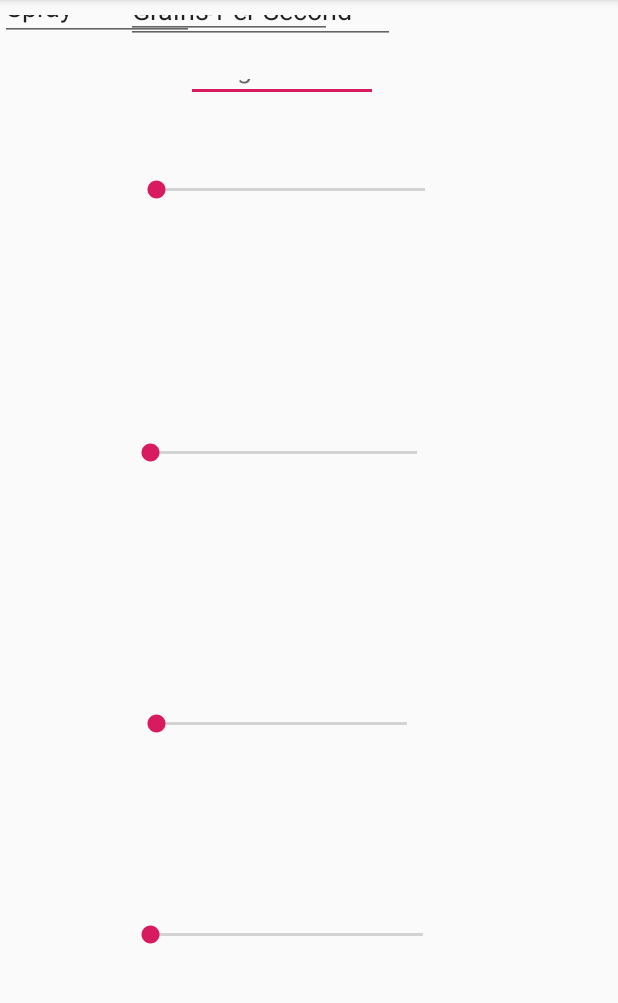
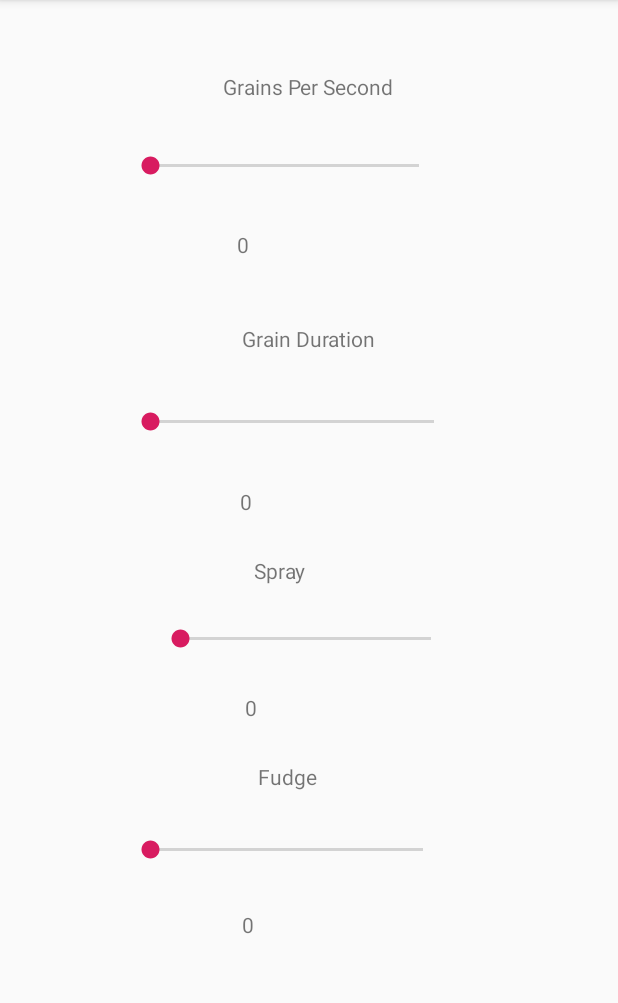
Before and after one commit to sideb0ard/GrannyNorman, an Android app: the screen it shows after launch (MainActivity), on a phone screen of 412 x 824 dp, the part 84-1087 px from its top. Run offline under Robolectric (Android 15) with nearby library versions, the phone set to English and light mode, and no system bars; 2 statements that could not run were skipped.

Commit message:
Starting with a UI

```diff
--- a/app/src/main/java/com/theb0ardside/grannynorman/MainActivity.java
+++ b/app/src/main/java/com/theb0ardside/grannynorman/MainActivity.java
@@ -3,6 +3,7 @@ package com.theb0ardside.grannynorman;
 import android.content.res.AssetManager;
 import android.os.Bundle;
 import android.widget.SeekBar;
+import android.widget.TextView;
 
 import androidx.appcompat.app.AppCompatActivity;
 
@@ -23,9 +24,13 @@ public class MainActivity extends AppCompatActivity {
     private boolean active;
 
     SeekBar seekbar_grains_per_second; // 10 - 200?
+    private TextView grains_per_second_value;
     SeekBar seekbar_grain_duration; // ms. 10ms - 200?
+    private TextView grain_duration_value;
     SeekBar seekbar_spray; // random start offset from playback idx in ms
+    private TextView spray_value;
     SeekBar seekbar_fudge; // random diff added to duration
+    private TextView fudge_value;
 
     // Used to load the 'native-lib' library on application startup.
     static {
@@ -42,6 +47,7 @@ public class MainActivity extends AppCompatActivity {
 
         seekbar_grains_per_second
                 = (SeekBar) findViewById(R.id.seekBar);
+        grains_per_second_value = (TextView) findViewById(R.id.gps_value);
 
         seekbar_grains_per_second
                 .setOnSeekBarChangeListener(
@@ -56,6 +62,7 @@ public class MainActivity extends AppCompatActivity {
                                     boolean fromUser) {
 
                                 setGrainsPerSecond(val);
+                                grains_per_second_value.setText(String.valueOf(val));
                             }
 
                             @Override
@@ -68,6 +75,7 @@ public class MainActivity extends AppCompatActivity {
                         });
 
         seekbar_grain_duration = (SeekBar) findViewById(R.id.seekBar2);
+        grain_duration_value = (TextView) findViewById(R.id.textView4);
         seekbar_grain_duration
                 .setOnSeekBarChangeListener(
                         new SeekBar
@@ -81,6 +89,7 @@ public class MainActivity extends AppCompatActivity {
                                     boolean fromUser) {
 
                                 setGrainDuration(val);
+                                grain_duration_value.setText(String.valueOf(val));
                             }
 
                             @Override
@@ -93,6 +102,7 @@ public class MainActivity extends AppCompatActivity {
                         });
 
         seekbar_spray = (SeekBar) findViewById(R.id.seekBar3);
+        spray_value = (TextView) findViewById(R.id.textView6);
         seekbar_spray
                 .setOnSeekBarChangeListener(
                         new SeekBar
@@ -106,6 +116,7 @@ public class MainActivity extends AppCompatActivity {
                                     boolean fromUser) {
 
                                 setGrainSpray(val);
+                                spray_value.setText(String.valueOf(val));
                             }
 
                             @Override
@@ -118,6 +129,7 @@ public class MainActivity extends AppCompatActivity {
                         });
 
         seekbar_fudge = (SeekBar) findViewById(R.id.seekBar4);
+        fudge_value = (TextView) findViewById(R.id.textView8);
         seekbar_fudge
                 .setOnSeekBarChangeListener(
                         new SeekBar
@@ -131,6 +143,8 @@ public class MainActivity extends AppCompatActivity {
                                     boolean fromUser) {
 
                                 setGrainFudge(val);
+                                fudge_value.setText(String.valueOf(val));
+
                             }
 
                             @Override
--- a/app/src/main/res/layout/activity_main.xml
+++ b/app/src/main/res/layout/activity_main.xml
@@ -2,14 +2,15 @@
 <androidx.constraintlayout.widget.ConstraintLayout xmlns:android="http://schemas.android.com/apk/res/android"
     xmlns:app="http://schemas.android.com/apk/res-auto"
     xmlns:tools="http://schemas.android.com/tools"
+    android:id="@+id/bg"
     android:layout_width="match_parent"
     android:layout_height="match_parent"
     tools:context=".MainActivity">
 
     <SeekBar
         android:id="@+id/seekBar2"
-        android:layout_width="210dp"
-        android:layout_height="72dp"
+        android:layout_width="221dp"
+        android:layout_height="63dp"
         android:layout_marginStart="84dp"
         android:layout_marginTop="108dp"
         app:layout_constraintStart_toStartOf="parent"
@@ -19,8 +20,8 @@
         android:id="@+id/seekBar"
         android:layout_width="211dp"
         android:layout_height="62dp"
-        android:layout_marginStart="88dp"
-        android:layout_marginTop="96dp"
+        android:layout_marginStart="84dp"
+        android:layout_marginTop="80dp"
         app:layout_constraintStart_toStartOf="parent"
         app:layout_constraintTop_toTopOf="parent" />
 
@@ -28,8 +29,8 @@
         android:id="@+id/seekBar3"
         android:layout_width="199dp"
         android:layout_height="49dp"
-        android:layout_marginStart="88dp"
-        android:layout_marginTop="120dp"
+        android:layout_marginStart="104dp"
+        android:layout_marginTop="88dp"
         app:layout_constraintStart_toStartOf="parent"
         app:layout_constraintTop_toBottomOf="@+id/seekBar2" />
 
@@ -42,48 +43,94 @@
         app:layout_constraintStart_toStartOf="parent"
         app:layout_constraintTop_toBottomOf="@+id/seekBar3" />
 
-    <EditText
-        android:id="@+id/editText"
-        android:layout_width="128dp"
-        android:layout_height="25dp"
-        android:layout_marginStart="124dp"
-        android:layout_marginBottom="28dp"
-        android:ems="10"
-        android:hint="@string/fudge"
-        android:inputType="textPersonName"
+    <TextView
+        android:id="@+id/textView"
+        android:layout_width="wrap_content"
+        android:layout_height="wrap_content"
+        android:layout_marginStart="137dp"
+        android:layout_marginTop="48dp"
+        android:layout_marginEnd="138dp"
+        android:text="@string/grains_per_second"
         app:layout_constraintBottom_toTopOf="@+id/seekBar"
+        app:layout_constraintEnd_toEndOf="parent"
+        app:layout_constraintStart_toStartOf="parent"
+        app:layout_constraintTop_toTopOf="parent"
+        app:layout_constraintVertical_bias="0.0" />
+
+    <TextView
+        android:id="@+id/gps_value"
+        android:layout_width="wrap_content"
+        android:layout_height="wrap_content"
+        android:layout_marginStart="158dp"
+        android:layout_marginTop="11dp"
+        android:text="0"
+        app:layout_constraintStart_toStartOf="parent"
+        app:layout_constraintTop_toBottomOf="@+id/seekBar" />
+
+    <TextView
+        android:id="@+id/textView3"
+        android:layout_width="wrap_content"
+        android:layout_height="wrap_content"
+        android:layout_marginStart="161dp"
+        android:layout_marginTop="44dp"
+        android:layout_marginBottom="15dp"
+        android:text="@string/grain_duration"
+        app:layout_constraintBottom_toTopOf="@+id/seekBar2"
+        app:layout_constraintStart_toStartOf="parent"
+        app:layout_constraintTop_toBottomOf="@+id/gps_value" />
+
+    <TextView
+        android:id="@+id/textView4"
+        android:layout_width="wrap_content"
+        android:layout_height="wrap_content"
+        android:layout_marginStart="160dp"
+        android:layout_marginTop="12dp"
+        android:layout_marginBottom="27dp"
+        android:text="0"
+        app:layout_constraintBottom_toTopOf="@+id/textView5"
+        app:layout_constraintStart_toStartOf="parent"
+        app:layout_constraintTop_toBottomOf="@+id/seekBar2" />
+
+    <TextView
+        android:id="@+id/textView5"
+        android:layout_width="wrap_content"
+        android:layout_height="wrap_content"
+        android:layout_marginStart="169dp"
+        android:layout_marginBottom="11dp"
+        android:text="@string/spray"
+        app:layout_constraintBottom_toTopOf="@+id/seekBar3"
         app:layout_constraintStart_toStartOf="parent" />
 
-    <EditText
-        android:id="@+id/editText2"
-        android:layout_width="137dp"
-        android:layout_height="26dp"
-        android:layout_marginStart="84dp"
-        android:ems="10"
-        android:hint="@string/grain_size"
-        android:inputType="textPersonName"
-        android:text="@string/grain_size"
+    <TextView
+        android:id="@+id/textView6"
+        android:layout_width="wrap_content"
+        android:layout_height="wrap_content"
+        android:layout_marginStart="163dp"
+        android:layout_marginTop="11dp"
+        android:text="0"
         app:layout_constraintStart_toStartOf="parent"
-        tools:layout_editor_absoluteY="205dp" />
+        app:layout_constraintTop_toBottomOf="@+id/seekBar3" />
 
-    <EditText
-        android:id="@+id/editText3"
-        android:layout_width="179dp"
-        android:layout_height="29dp"
-        android:layout_marginStart="84dp"
-        android:ems="10"
-        android:inputType="textPersonName"
-        android:text="@string/grains_per_second"
+    <TextView
+        android:id="@+id/textView7"
+        android:layout_width="wrap_content"
+        android:layout_height="wrap_content"
+        android:layout_marginStart="172dp"
+        android:layout_marginTop="27dp"
+        android:layout_marginBottom="8dp"
+        android:text="@string/fudge"
+        app:layout_constraintBottom_toTopOf="@+id/seekBar4"
         app:layout_constraintStart_toStartOf="parent"
-        tools:layout_editor_absoluteY="404dp" />
+        app:layout_constraintTop_toBottomOf="@+id/textView6" />
 
-    <EditText
-        android:id="@+id/editText4"
-        android:layout_width="129dp"
-        android:layout_height="27dp"
-        android:ems="10"
-        android:inputType="textPersonName"
-        android:text="@string/spray"
-        tools:layout_editor_absoluteX="79dp"
-        tools:layout_editor_absoluteY="539dp" />
+    <TextView
+        android:id="@+id/textView8"
+        android:layout_width="wrap_content"
+        android:layout_height="wrap_content"
+        android:layout_marginStart="161dp"
+        android:layout_marginTop="8dp"
+        android:text="0"
+        app:layout_constraintStart_toStartOf="parent"
+        app:layout_constraintTop_toBottomOf="@+id/seekBar4" />
+
 </androidx.constraintlayout.widget.ConstraintLayout>
--- a/app/src/main/res/values/strings.xml
+++ b/app/src/main/res/values/strings.xml
@@ -1,7 +1,7 @@
 <resources>
     <string name="app_name">GrannyNorman</string>
     <string name="grains_per_second">Grains Per Second</string>
-    <string name="grain_size">Grain Size</string>
+    <string name="grain_duration">Grain Duration</string>
     <string name="spray">Spray</string>
     <string name="fudge">Fudge</string>
 </resources>
```
